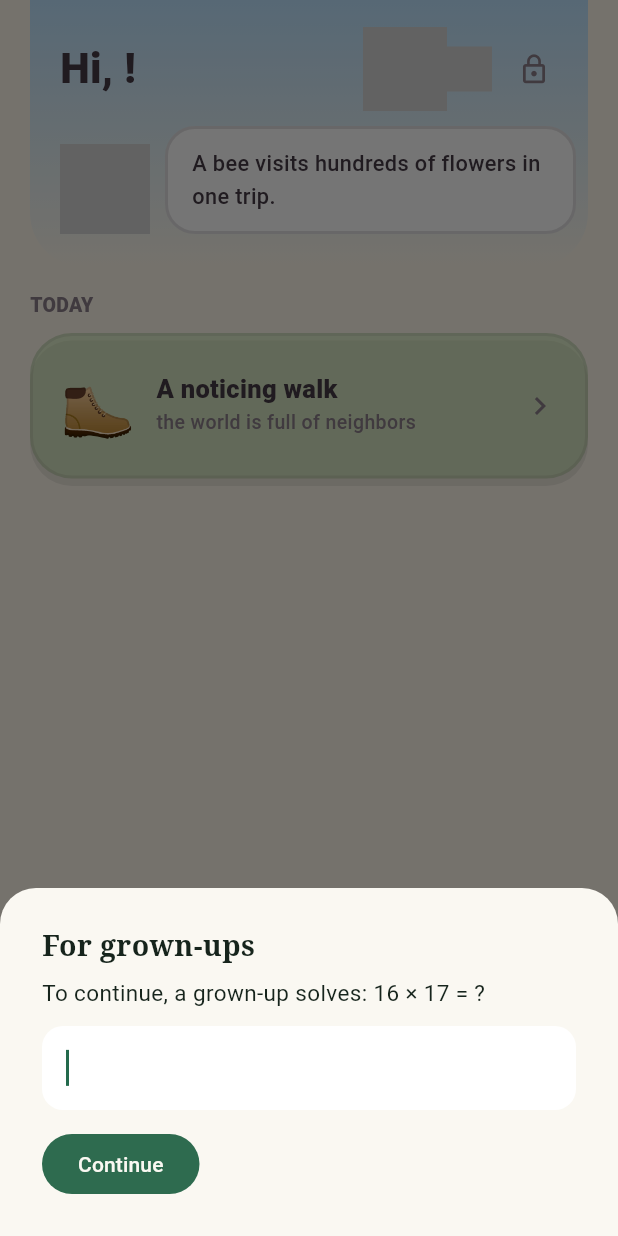
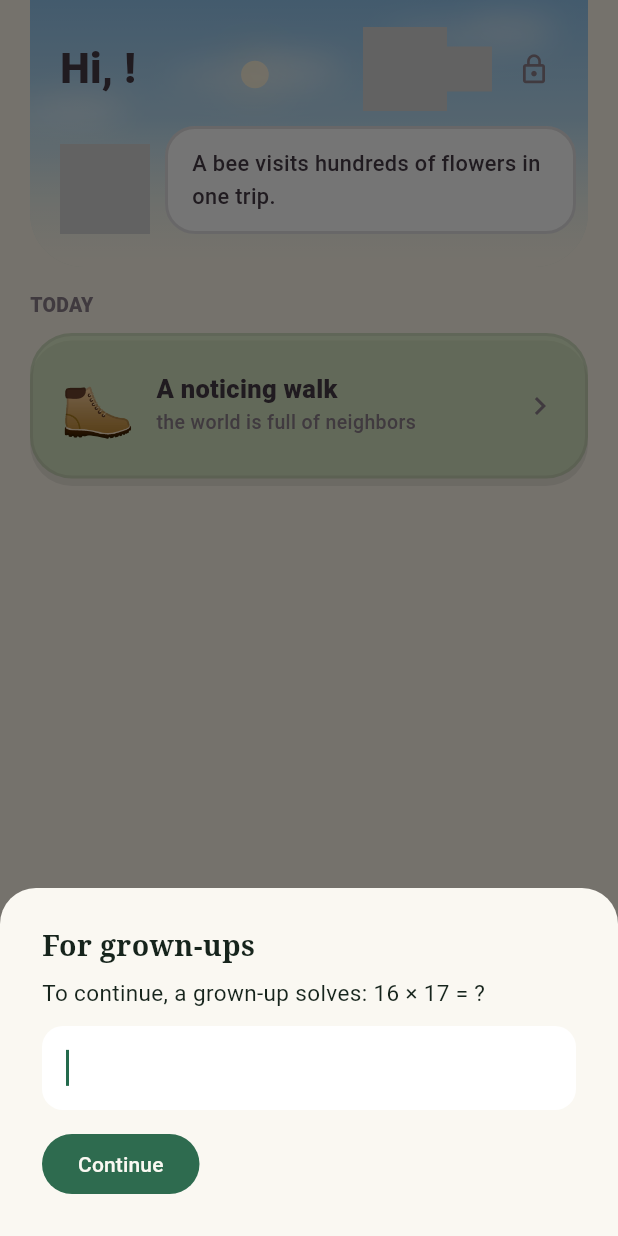
Before and after one commit to Yakir-ash/hopeling, a Flutter app: the KidsHome screen opened directly with empty values, after a tap on the "lock outline" icon, on a phone screen of 412 x 824 dp. Run offline on Flutter 3.47's test engine with Material 3 defaults, Android fonts, the phone set to English and light mode, and no system bars; our stand-ins replace cached_network_image, flutter_cache_manager, flutter_local_notifications, flutter_tts, just_audio, lottie and 3 more; missing offline and left inert: flame; accounts and stored records are empty; network calls fail.

Commit message:
Living Sky v1: the app's sky is the real sky
First WOW item. core/sky.dart, all pure math, no permissions:

- true moon phase (mean-synodic from the 2000-01-06 new moon),
  verified in tests against real almanac full moons within half a
  day. Tonight's moon in Hopeling is tonight's moon outside.
- season-aware sunrise/sunset (winter short, summer long)
- a sky of nine keyframed palettes blended continuously by the
  minute - it turns, never pops (tested: every minute of a full
  day changes each channel by less than 8/255)
- SkyPainter/LivingSky: gradient, stars arriving with the dark,
  the sun riding its arc (swelling warm near the horizon), the
  moon drawn with its TRUE phase shape crossing the night, slow
  clouds that crawl as minutes pass, fade-to-page foot
- skyLine: one true sentence ('A full moon is out tonight'),
  silent in plain daylight

Wired in: the kids home header is now the actual sky (adaptive ink
when dark, the sky sentence under the greeting), and every grown-up
sky wash (act, grove, rain, migration) now follows the real minute
instead of hour buckets. skyColors retired.

```diff
--- /dev/null
+++ b/app/lib/core/sky.dart
@@ -0,0 +1,316 @@
+// The Living Sky - the app's sky is the real sky.
+//
+// Law one of Hopeling wonder: one sky, everywhere. Time of day, a
+// season-aware sunrise and sunset, and the true phase of the moon,
+// all computed on device from the clock. No permissions, no network,
+// no location. A parent can step outside, look up, and the moon in
+// Hopeling matches the moon in the world. That is the whole trick,
+// and it never stops being true.
+
+import 'dart:async';
+import 'dart:math';
+
+import 'package:flutter/material.dart';
+
+// ---------- pure math (tested) ----------
+
+/// The moon's phase right now, 0..1: 0 new, 0.25 first quarter,
+/// 0.5 full, 0.75 last quarter. Mean-synodic math from the new moon
+/// of 2000-01-06 18:14 UTC; lands within half a day of the almanac,
+/// which is plenty to be right about tonight.
+double moonPhase(DateTime t) {
+  final epoch = DateTime.utc(2000, 1, 6, 18, 14);
+  final days = t.toUtc().difference(epoch).inMinutes / 1440.0;
+  const synodic = 29.530588861;
+  final p = (days / synodic) % 1.0;
+  return p < 0 ? p + 1.0 : p;
+}
+
+/// The moon as the sky shows it.
+String moonPhaseEmoji(double p) {
+  if (p < 1 / 16 || p >= 15 / 16) return '🌑';
+  if (p < 3 / 16) return '🌒';
+  if (p < 5 / 16) return '🌓';
+  if (p < 7 / 16) return '🌔';
+  if (p < 9 / 16) return '🌕';
+  if (p < 11 / 16) return '🌖';
+  if (p < 13 / 16) return '🌗';
+  return '🌘';
+}
+
+/// The moon in kid words.
+String moonPhaseName(double p) {
+  if (p < 1 / 16 || p >= 15 / 16) return 'new moon';
+  if (p < 3 / 16) return 'young crescent moon';
+  if (p < 5 / 16) return 'half moon';
+  if (p < 7 / 16) return 'almost-full moon';
+  if (p < 9 / 16) return 'full moon';
+  if (p < 11 / 16) return 'just-past-full moon';
+  if (p < 13 / 16) return 'half moon';
+  return 'old crescent moon';
+}
+
+/// Season-aware sunrise and sunset, in local hours. An honest
+/// approximation for mid-latitudes: winter days short, summer days
+/// long, no location asked for.
+(double, double) sunTimes(DateTime local) {
+  final doy = local
+          .difference(DateTime(local.year, 1, 1))
+          .inDays +
+      1;
+  final s = sin(2 * pi * (doy - 81) / 365.0);
+  return (6.1 - 1.1 * s, 18.3 + 1.4 * s);
+}
+
+/// The day's hour as a double, 0..24.
+double hourOf(DateTime t) => t.hour + t.minute / 60.0 + t.second / 3600.0;
+
+// Sky keyframes: (top, mid, horizon), blended continuously so the
+// sky never pops - it only turns, the way the real one does.
+const _deepNight = [Color(0xFF141A33), Color(0xFF232C4E), Color(0xFF39406B)];
+const _preDawn = [Color(0xFF232C4E), Color(0xFF3A4166), Color(0xFF6E5E7E)];
+const _dawn = [Color(0xFF7E8BC0), Color(0xFFE8A9A2), Color(0xFFFFD9A8)];
+const _morning = [Color(0xFF9CCBEF), Color(0xFFC6E4F4), Color(0xFFF2EFE0)];
+const _noon = [Color(0xFF8FC4EE), Color(0xFFBFE0F2), Color(0xFFEAF2E2)];
+const _golden = [Color(0xFF8FB4E0), Color(0xFFF2C48A), Color(0xFFFFE0B0)];
+const _sunset = [Color(0xFF61688F), Color(0xFFE99B7A), Color(0xFFFFC48E)];
+const _dusk = [Color(0xFF3A4168), Color(0xFF6E6390), Color(0xFFC08A8C)];
+const _night = [Color(0xFF1B2440), Color(0xFF2A3558), Color(0xFF4A4E78)];
+
+/// The three colors of the sky at this exact minute: top, middle,
+/// horizon. Continuous - two minutes apart are nearly identical,
+/// two hours apart are different worlds.
+List<Color> skyStops(DateTime t) {
+  final (sr, ss) = sunTimes(t);
+  final h = hourOf(t);
+  final keys = <(double, List<Color>)>[
+    (0.0, _deepNight),
+    (sr - 1.3, _preDawn),
+    (sr, _dawn),
+    (sr + 1.5, _morning),
+    (12.5, _noon),
+    (ss - 1.2, _golden),
+    (ss, _sunset),
+    (ss + 0.8, _dusk),
+    (ss + 1.8, _night),
+    (24.0, _deepNight),
+  ];
+  for (var i = 1; i < keys.length; i++) {
+    if (h <= keys[i].$1) {
+      final (h0, c0) = keys[i - 1];
+      final (h1, c1) = keys[i];
+      final f = h1 == h0 ? 0.0 : ((h - h0) / (h1 - h0)).clamp(0.0, 1.0);
+      return [
+        Color.lerp(c0[0], c1[0], f)!,
+        Color.lerp(c0[1], c1[1], f)!,
+        Color.lerp(c0[2], c1[2], f)!,
+      ];
+    }
+  }
+  return _deepNight;
+}
+
+/// A soft wash of the current sky for surfaces that only want a
+/// tint: [tint, transparent-friendly base]. Drop-in for the old
+/// hour-bucket skyColors.
+List<Color> skyWash(DateTime t, Color base) =>
+    [Color.lerp(skyStops(t)[1], Colors.white, 0.62)!, base];
+
+/// Is the sky dark enough that words on it should be light?
+bool skyIsDark(DateTime t) {
+  final top = skyStops(t)[0];
+  return top.computeLuminance() < 0.16;
+}
+
+/// How deep into night we are, 0 (broad day) .. 1 (deep night).
+double nightness(DateTime t) {
+  final lum = skyStops(t)[0].computeLuminance();
+  return ((0.30 - lum) / 0.28).clamp(0.0, 1.0);
+}
+
+/// One quiet, true line about the sky right now. Empty in plain
+/// daylight - the sky speaks softly by simply being right.
+String skyLine(DateTime t) {
+  final (sr, ss) = sunTimes(t);
+  final h = hourOf(t);
+  if (h < sr - 0.4 || h > ss + 1.0) {
+    final p = moonPhase(t);
+    return '${moonPhaseEmoji(p)} A ${moonPhaseName(p)} is out tonight';
+  }
+  if (h < sr + 0.9) return '🌅 The sun is just waking up';
+  if (h > ss - 1.1) return '🌇 Golden hour - the sky is putting on its show';
+  return '';
+}
+
+// ---------- the painter ----------
+
+class SkyPainter extends CustomPainter {
+  final DateTime now;
+  final Color? fadeTo;
+  final int seed;
+  SkyPainter(this.now, {this.fadeTo, this.seed = 3});
+
+  @override
+  void paint(Canvas canvas, Size s) {
+    final stops = skyStops(now);
+    final (sr, ss) = sunTimes(now);
+    final h = hourOf(now);
+    final dark = nightness(now);
+
+    canvas.drawRect(
+      Offset.zero & s,
+      Paint()
+        ..shader = LinearGradient(
+          begin: Alignment.topCenter,
+          end: Alignment.bottomCenter,
+          stops: const [0.0, 0.55, 1.0],
+          colors: stops,
+        ).createShader(Offset.zero & s),
+    );
+
+    // stars, arriving with the dark
+    if (dark > 0.15) {
+      final r = Random(seed);
+      final a = (dark - 0.15) / 0.85;
+      for (var i = 0; i < 36; i++) {
+        canvas.drawCircle(
+            Offset(s.width * r.nextDouble(),
+                s.height * r.nextDouble() * 0.7),
+            0.7 + r.nextDouble() * 0.9,
+            Paint()
+              ..color = Colors.white.withValues(alpha: 0.75 * a));
+      }
+    }
+
+    // the sun, riding its arc from sunrise to sunset
+    if (h > sr && h < ss) {
+      final prog = (h - sr) / (ss - sr);
+      final cx = s.width * (0.12 + 0.76 * prog);
+      final alt = sin(pi * prog);
+      final cy = s.height * (0.85 - 0.62 * alt);
+      final low = 1.0 - alt; // warm and swollen near the horizon
+      final core = Color.lerp(const Color(0xFFFFF6D8),
+          const Color(0xFFFFB25E), low * 0.9)!;
+      canvas.drawCircle(
+          Offset(cx, cy),
+          16.0 + 8.0 * low,
+          Paint()
+            ..color = core.withValues(alpha: 0.35)
+            ..maskFilter = const MaskFilter.blur(BlurStyle.normal, 14));
+      canvas.drawCircle(Offset(cx, cy), 9.0 + 3.0 * low,
+          Paint()..color = core.withValues(alpha: 0.9));
+    }
+
+    // the true moon, crossing the night
+    if (dark > 0.2) {
+      final nightLen = 24.0 - (ss - sr);
+      final sinceSet = (h - ss + 24.0) % 24.0;
+      final np = (sinceSet / nightLen).clamp(0.0, 1.0);
+      final cx = s.width * (0.15 + 0.70 * np);
+      final cy = s.height * (0.52 - 0.36 * sin(pi * np));
+      final p = moonPhase(now);
+      final lit = (1.0 - cos(2 * pi * p)) / 2.0;
+      const r = 12.0;
+      // glow grows with how full she is
+      canvas.drawCircle(
+          Offset(cx, cy),
+          r + 10.0,
+          Paint()
+            ..color = const Color(0xFFF6EFC1)
+                .withValues(alpha: 0.20 * lit * dark)
+            ..maskFilter = const MaskFilter.blur(BlurStyle.normal, 10));
+      // the lit disc, then the earth's shadow, offset by the phase
+      canvas.save();
+      canvas.clipPath(
+          Path()..addOval(Rect.fromCircle(center: Offset(cx, cy), radius: r)));
+      canvas.drawCircle(Offset(cx, cy), r,
+          Paint()..color = const Color(0xFFEFE8CF));
+      final waxing = p <= 0.5;
+      final off = waxing ? -4.0 * r * p : 4.0 * r * (1.0 - p);
+      canvas.drawCircle(
+          Offset(cx + off, cy),
+          r,
+          Paint()
+            ..color = Color.lerp(
+                stops[0], const Color(0xFF1A2138), 0.4)!);
+      canvas.restore();
+    }
+
+    // slow clouds by day, crawling as the minutes pass
+    if (dark < 0.5) {
+      final minuteOfDay = now.hour * 60.0 + now.minute;
+      final cloud = Paint()
+        ..color = Colors.white.withValues(alpha: 0.30 * (1.0 - dark))
+        ..maskFilter = const MaskFilter.blur(BlurStyle.normal, 10);
+      for (var i = 0; i < 3; i++) {
+        final cx = ((seed * 61.0 + i * 260.0 + minuteOfDay * (0.9 + i * 0.3)) %
+                (s.width + 220.0)) -
+            110.0;
+        final cy = s.height * (0.14 + i * 0.15);
+        canvas.drawOval(
+            Rect.fromCenter(
+                center: Offset(cx, cy), width: 110, height: 22),
+            cloud);
+        canvas.drawOval(
+            Rect.fromCenter(
+                center: Offset(cx + 30.0, cy - 8.0),
+                width: 60,
+                height: 18),
+            cloud);
+      }
+    }
+
+    // fade the foot of the sky into the page beneath it
+    if (fadeTo != null) {
+      canvas.drawRect(
+        Offset.zero & s,
+        Paint()
+          ..shader = LinearGradient(
+            begin: Alignment.topCenter,
+            end: Alignment.bottomCenter,
+            stops: const [0.45, 1.0],
+            colors: [fadeTo!.withValues(alpha: 0.0), fadeTo!],
+          ).createShader(Offset.zero & s),
+      );
+    }
+  }
+
+  @override
+  bool shouldRepaint(SkyPainter old) =>
+      old.now.minute != now.minute || old.fadeTo != fadeTo;
+}
+
+/// The sky as a widget: paints the real sky and quietly keeps it
+/// true, re-checking the clock every half minute.
+class LivingSky extends StatefulWidget {
+  final Color? fadeTo;
+  final int seed;
+  const LivingSky({super.key, this.fadeTo, this.seed = 3});
+
+  @override
+  State<LivingSky> createState() => _LivingSkyState();
+}
+
+class _LivingSkyState extends State<LivingSky> {
+  Timer? _tick;
+
+  @override
+  void initState() {
+    super.initState();
+    _tick = Timer.periodic(
+        const Duration(seconds: 30), (_) => setState(() {}));
+  }
+
+  @override
+  void dispose() {
+    _tick?.cancel();
+    super.dispose();
+  }
+
+  @override
+  Widget build(BuildContext context) => CustomPaint(
+        painter: SkyPainter(DateTime.now(),
+            fadeTo: widget.fadeTo, seed: widget.seed),
+        size: Size.infinite,
+      );
+}
--- a/app/lib/core/theme.dart
+++ b/app/lib/core/theme.dart
@@ -116,9 +116,5 @@ ThemeData nightlight() => ThemeData(
     );
 
 /// The sky at the visitor's real hour - shared logic with website and PWA.
-List<Color> skyColors(int hour) {
-  if (hour >= 5 && hour < 9) return [const Color(0xFFFFF3DD), paper];
-  if (hour >= 9 && hour < 17) return [const Color(0xFFE9F6EF), paper];
-  if (hour >= 17 && hour < 20) return [const Color(0xFFFFE9D4), paper];
-  return [const Color(0xFFE3E9F3), paper];
-}
+// skyColors retired: the Living Sky (core/sky.dart skyWash)
+// now tints every surface from the real minute, not hour buckets.
--- a/app/lib/features/account/migration_screen.dart
+++ b/app/lib/features/account/migration_screen.dart
@@ -7,6 +7,7 @@ import 'dart:async';
 import 'package:flutter/material.dart';
 
 import '../../core/haptics.dart';
+import '../../core/sky.dart';
 import '../../core/theme.dart';
 import '../../data/rules.dart' as rules;
 import '../grove/tree.dart';
@@ -114,7 +115,7 @@ class _MigrationScreenState extends State<MigrationScreen> {
           gradient: LinearGradient(
             begin: Alignment.topCenter,
             end: Alignment.bottomCenter,
-            colors: skyColors(DateTime.now().hour),
+            colors: skyWash(DateTime.now(), paper),
           ),
         ),
         child: SafeArea(
--- a/app/lib/features/act/act_screen.dart
+++ b/app/lib/features/act/act_screen.dart
@@ -6,6 +6,7 @@ import 'package:flutter/material.dart';
 
 import '../../core/clock.dart';
 import '../../core/haptics.dart';
+import '../../core/sky.dart';
 import '../../core/theme.dart';
 import '../../core/widgets.dart';
 import '../../data/actions.dart' as engine;
@@ -103,7 +104,7 @@ class _ActScreenState extends State<ActScreen> {
                           begin: Alignment.topCenter,
                           end: Alignment.bottomCenter,
                           colors: [
-                            skyColors(DateTime.now().hour)[0],
+                            skyWash(DateTime.now(), paper)[0],
                             paper
                           ]),
                       borderRadius: const BorderRadius.vertical(
--- a/app/lib/features/grove/grove_screen.dart
+++ b/app/lib/features/grove/grove_screen.dart
@@ -9,6 +9,7 @@ import 'package:shared_preferences/shared_preferences.dart';
 import '../../core/clock.dart';
 import '../../core/haptics.dart';
 import '../../core/kid_lottie.dart';
+import '../../core/sky.dart';
 import '../../core/theme.dart';
 import '../../core/widgets.dart';
 import '../../core/notify.dart';
@@ -281,7 +282,7 @@ class _GroveScreenState extends State<GroveScreen> {
   @override
   Widget build(BuildContext context) {
     final d = day;
-    final sky = skyColors(DateTime.now().hour);
+    final sky = skyWash(DateTime.now(), paper);
     return Scaffold(
       body: Stack(children: [
         Container(
--- a/app/lib/features/kids/kids_screen.dart
+++ b/app/lib/features/kids/kids_screen.dart
@@ -8,6 +8,7 @@ import 'package:shared_preferences/shared_preferences.dart';
 
 import '../../core/clock.dart';
 import '../../core/kid_lottie.dart';
+import '../../core/sky.dart';
 import '../../core/kid_theme.dart';
 import '../../core/narration.dart';
 import '../../core/haptics.dart';
@@ -775,26 +776,33 @@ class _KidsHomeState extends State<KidsHome> {
     final story =
         stories.isEmpty ? null : stories[tonightIndex(stories.length)];
     final act = _kidAction;
+    // the real sky decides how the header dresses
+    final skyDark = skyIsDark(DateTime.now());
+    final skyWords = skyLine(DateTime.now());
+    final inkOnSky = skyDark ? Colors.white : kidInk;
     return ListView(
       padding: const EdgeInsets.fromLTRB(20, 0, 20, 24),
       children: [
-        // the sky header
+        // the sky header: the actual sky, right now - sun by day,
+        // the true moon by night, stars arriving with the dark
         Container(
-          padding: const EdgeInsets.fromLTRB(20, 18, 8, 22),
+          clipBehavior: Clip.antiAlias,
           decoration: const BoxDecoration(
-            gradient: LinearGradient(
-                begin: Alignment.topCenter,
-                end: Alignment.bottomCenter,
-                colors: [kidSky, kidCream]),
             borderRadius:
                 BorderRadius.vertical(bottom: Radius.circular(36)),
           ),
+          child: Stack(children: [
+            const Positioned.fill(
+                child: LivingSky(fadeTo: kidCream, seed: 7)),
+            Padding(
+          padding: const EdgeInsets.fromLTRB(20, 18, 8, 22),
           child: Column(
             crossAxisAlignment: CrossAxisAlignment.start,
             children: [
               Row(children: [
                 Expanded(
-                    child: Text('Hi, ${k.name}!', style: kidTitle(28))),
+                    child: Text('Hi, ${k.name}!',
+                        style: kidTitle(28, color: inkOnSky))),
                 // the sun keeps a small secret for the patient
                 KidSquish(
                   semanticLabel: 'The sun',
@@ -831,13 +839,26 @@ class _KidsHomeState extends State<KidsHome> {
                 KidSquish(
                   semanticLabel: 'For grown-ups',
                   onTap: _exit,
-                  child: const Padding(
-                    padding: EdgeInsets.all(8),
+                  child: Padding(
+                    padding: const EdgeInsets.all(8),
                     child: Icon(Icons.lock_outline,
-                        color: kidInkLight, size: 22),
+                        color: skyDark
+                            ? Colors.white.withValues(alpha: 0.75)
+                            : kidInkLight,
+                        size: 22),
                   ),
                 ),
               ]),
+              // one true line about the sky - the moon is real
+              if (skyWords.isNotEmpty)
+                Padding(
+                  padding: const EdgeInsets.only(top: 2),
+                  child: Text(skyWords,
+                      style: kidBody(12.5,
+                          color: skyDark
+                              ? const Color(0xFFDDE2F5)
+                              : kidInkLight)),
+                ),
               const SizedBox(height: 10),
               // the guide: their own animal friend, or the fox.
               // tap once for the day's thought; keep tapping and you
@@ -875,6 +896,8 @@ class _KidsHomeState extends State<KidsHome> {
               }),
             ],
           ),
+            ),
+          ]),
         ),
         const SizedBox(height: 18),
         Text('TODAY', style: kidTitle(13, color: kidInkLight)),
--- a/app/lib/features/rain/rain_screen.dart
+++ b/app/lib/features/rain/rain_screen.dart
@@ -9,6 +9,7 @@ import 'dart:math';
 import 'package:flutter/material.dart';
 
 import '../../core/haptics.dart';
+import '../../core/sky.dart';
 import '../../core/theme.dart';
 import '../../core/widgets.dart';
 import '../../data/pulse.dart';
@@ -123,7 +124,7 @@ class _RainScreenState extends State<RainScreen>
 
   @override
   Widget build(BuildContext context) {
-    final sky = skyColors(DateTime.now().hour);
+    final sky = skyWash(DateTime.now(), paper);
     final myDays = save.log.keys.toList()..sort((a, b) => b.compareTo(a));
     return Scaffold(
       body: Container(
```
Also changed, not shown: 1 other file.
